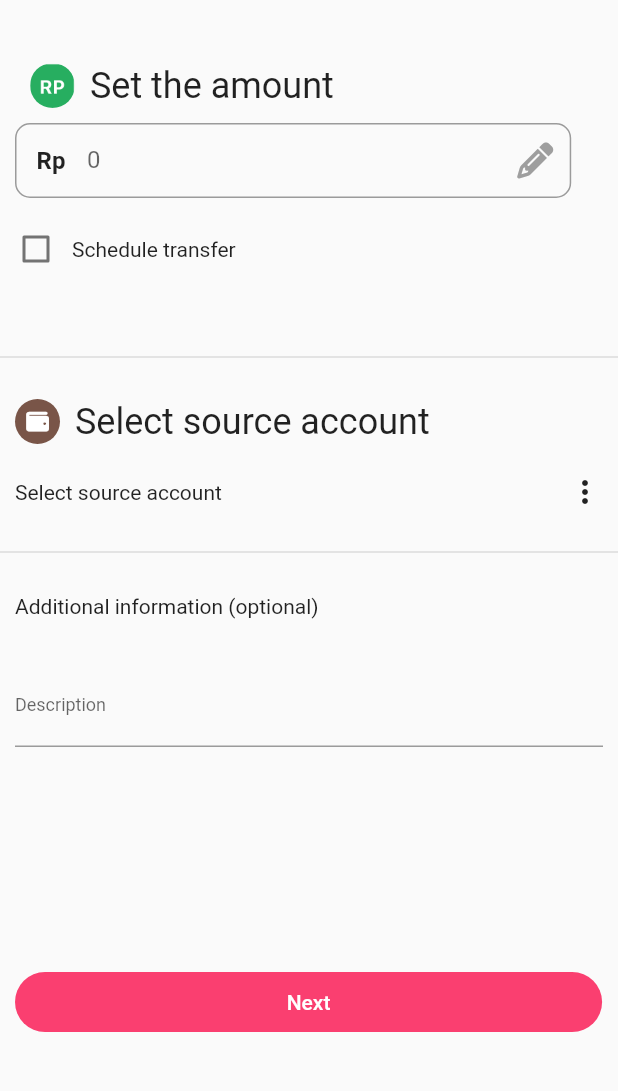
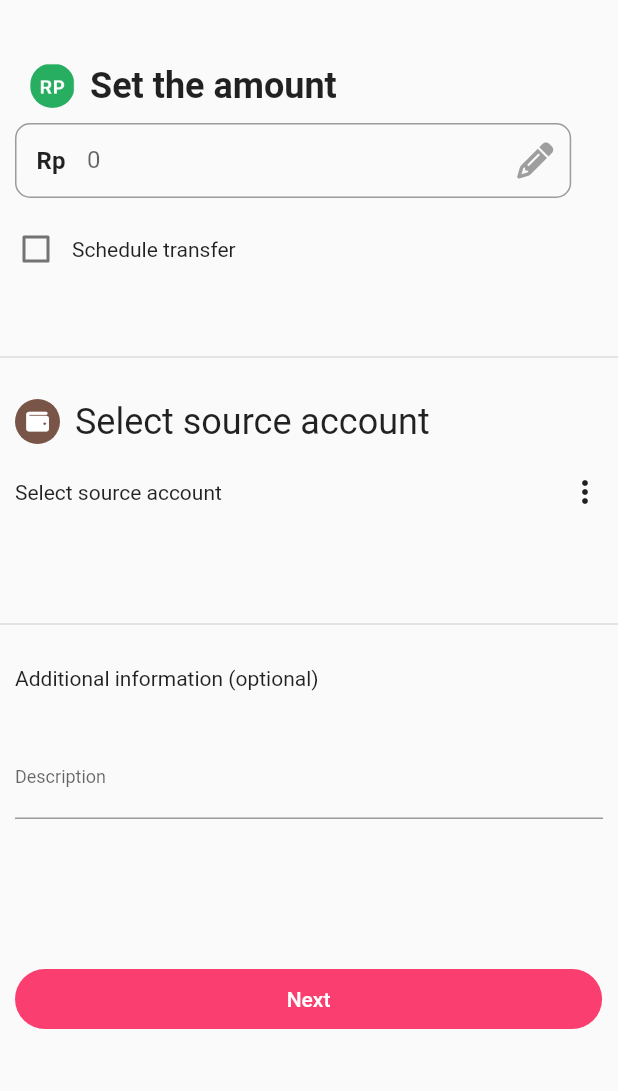
Before and after one commit to harles09/personal_app, a Flutter app: the TransferPage screen opened by its route, on a phone screen of 412 x 824 dp, the part 87-1178 px from its top. Run offline on Flutter 3.47's test engine with Material 2 defaults, Android fonts, the phone set to English and light mode, and no system bars; our stand-ins replace currency_text_input_formatter, font_awesome_flutter, google_fonts, money_formatter.

Commit message:
add source account page, add new library

```diff
--- a/lib/ui/pages/transfer_page.dart
+++ b/lib/ui/pages/transfer_page.dart
@@ -7,9 +7,15 @@ import 'package:personal_app/ui/widgets/textfield_input.dart';
 import '../shared/theme.dart';
 
 class TransferPage extends StatefulWidget {
-  const TransferPage({
-    Key? key,
-  }) : super(key: key);
+  final String noRek, fullName, category;
+  final double money;
+  const TransferPage(
+      {Key? key,
+      this.noRek = '0',
+      this.fullName = '0',
+      this.category = '0',
+      this.money = 0.0})
+      : super(key: key);
 
   @override
   State<TransferPage> createState() => _TransferPageState();
@@ -61,9 +67,9 @@ class _TransferPageState extends State<TransferPage> {
                 const SizedBox(
                   width: 10.0,
                 ),
-                const Text(
+                Text(
                   "Set the amount",
-                  style: TextStyle(fontSize: 24),
+                  style: TextStyle(fontSize: 24, fontWeight: bold),
                 ),
               ],
             ),
@@ -136,12 +142,34 @@ class _TransferPageState extends State<TransferPage> {
               padding:
                   const EdgeInsets.only(right: 10.0, left: 10.0, top: 20.0),
               child: GestureDetector(
-                onTap: () {},
-                child: Row(
-                  children: const [
-                    Text("Select source account"),
-                    Spacer(),
-                    Icon(Icons.more_vert),
+                onTap: () {
+                  Navigator.pushNamed(context, "/sourceAccount");
+                },
+                child: Column(
+                  mainAxisAlignment: MainAxisAlignment.start,
+                  crossAxisAlignment: CrossAxisAlignment.start,
+                  children: [
+                    Row(
+                      children: [
+                        widget.noRek != '0'
+                            ? Text(
+                                widget.noRek.toString(),
+                                style: TextStyle(fontWeight: bold),
+                              )
+                            : const Text("Select source account"),
+                        const Spacer(),
+                        const Icon(Icons.more_vert),
+                      ],
+                    ),
+                    widget.fullName != '0'
+                        ? Text(widget.fullName.toString())
+                        : const Text(""),
+                    widget.category != '0'
+                        ? Text(widget.category.toString())
+                        : const Text(""),
+                    widget.money != 0.0
+                        ? Text("Balance: ${widget.money.toString()}")
+                        : const Text(""),
                   ],
                 ),
               ),
@@ -173,7 +201,7 @@ class _TransferPageState extends State<TransferPage> {
               ),
             ),
             const Padding(
-              padding: EdgeInsets.only(top: 150.0, left: 10.0, right: 10.0),
+              padding: EdgeInsets.only(top: 100.0, left: 10.0, right: 10.0),
               child: CustomButton(
                 buttonText: "Next",
                 buttonWidth: 0.95,
--- a/lib/ui/widgets/custom_button.dart
+++ b/lib/ui/widgets/custom_button.dart
@@ -13,7 +13,7 @@ class CustomButton extends StatelessWidget {
 
   @override
   Widget build(BuildContext context) {
-    return Container(
+    return SizedBox(
       width: MediaQuery.of(context).size.width * buttonWidth,
       height: 40,
       child: FilledButton(
--- a/pubspec.yaml
+++ b/pubspec.yaml
@@ -36,10 +36,10 @@ dependencies:
   # Use with the CupertinoIcons class for iOS style icons.
   cupertino_icons: ^1.0.2
   google_fonts: ^4.0.3
-  flutter_svg: ^2.0.2
   flutter_bloc: ^8.1.2
   font_awesome_flutter: ^10.4.0
   currency_text_input_formatter: ^2.1.9
+  money_formatter: ^0.0.4
 
 dev_dependencies:
   flutter_test:
```
Also changed, not shown: lib/main.dart (+31 -0 lines), lib/ui/pages/source_account_page.dart (added, +83 -0 lines), lib/ui/widgets/source_account_container.dart (added, +94 -0 lines).
